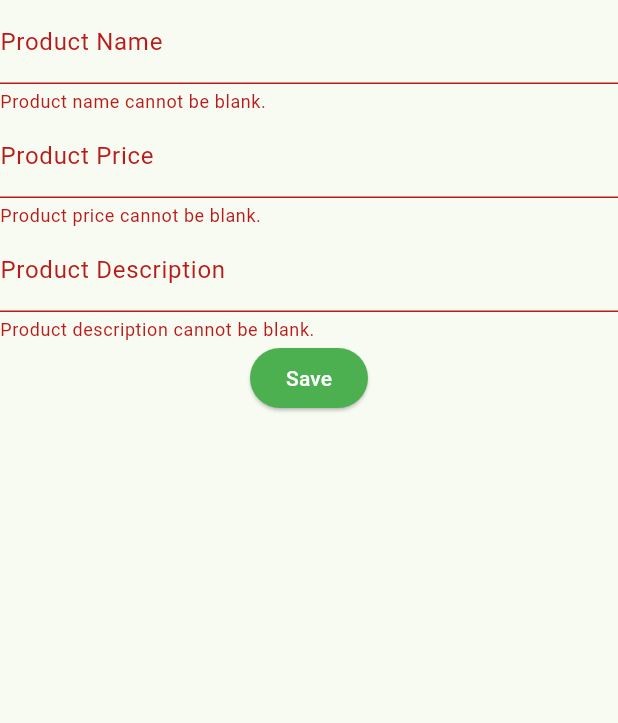
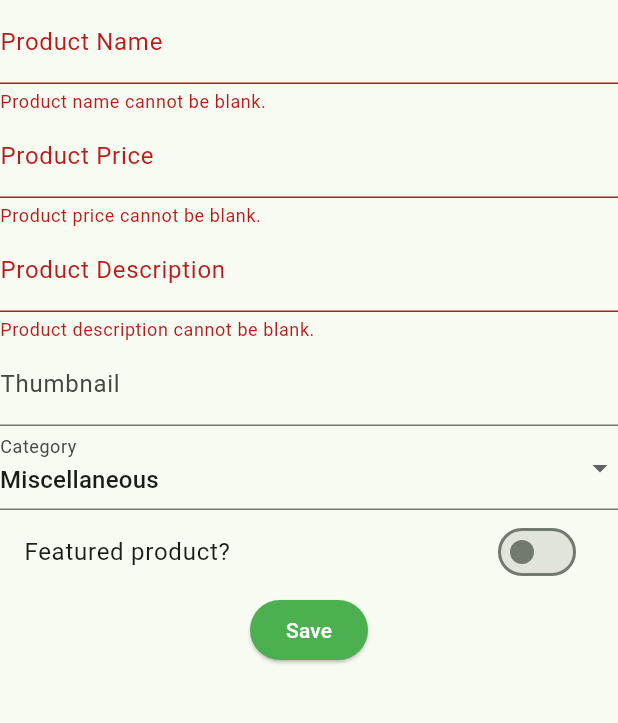
Before and after one commit to skrjmcdc/kartuhijau, a Flutter app: the ProductFormPage screen opened directly, after a tap on "Save", on a phone screen of 412 x 824 dp, the part 84-807 px from its top. Run offline on Flutter 3.47's test engine with Material 3 defaults, Android fonts, the light colour scheme and no system bars.

Commit message:
Add more fields to product form

```diff
--- a/lib/screens/product_form.dart
+++ b/lib/screens/product_form.dart
@@ -21,12 +21,12 @@ class _ProductFormPageState extends State<ProductFormPage> {
   String _category = "misc";
   bool _isFeatured = false;
 
-  final List<String> _categories = [
-    'consumable',
-    'equipment',
-    'tool',
-    'treasure',
-    'misc',
+  final List<(String, String)> _categories = [
+    ('consumable', "Consumables"),
+    ('equipment', "Equipments"),
+    ('tool', "Tools"),
+    ('treasure', "Artifacts"),
+    ('misc', "Miscellaneous"),
   ];
 
   @override
@@ -55,6 +55,9 @@ class _ProductFormPageState extends State<ProductFormPage> {
               validator: (String? value) {
                 if (value == null || value.isEmpty) {
                   return "Product name cannot be blank.";
+                }
+                if (value!.length > 255) {
+                  return "Product name is too long.";
                 }
                 return null;
               },
@@ -95,6 +98,43 @@ class _ProductFormPageState extends State<ProductFormPage> {
                 return null;
               },
             ),
+            // === Thumbnail ===
+            TextFormField(
+              decoration: InputDecoration(
+                hintText: "Enter the thumbnail link...",
+                labelText: "Thumbnail",
+              ),
+              validator: (String? value) {
+                if (value == null) {
+                  return "Thumbnail link cannot be null.";
+                }
+                return null;
+              },
+            ),
+            // === Category ===
+            DropdownButtonFormField<String>(
+              decoration: InputDecoration(
+                labelText: "Category",
+              ),
+              value: _category,
+              items: _categories
+                  .map((cat) => DropdownMenuItem(
+                        value: cat.$1,
+                        child: Text(cat.$2),
+                      ))
+                  .toList(),
+              onChanged: (String? value) {},
+            ),
+            // === Is Featured ===
+            SwitchListTile(
+              title: const Text("Featured product?"),
+              value: _isFeatured,
+              onChanged: (bool value) {
+                setState(() {
+                  _isFeatured = value;
+                });
+              },
+            ),
             // === Save Button ===
             Center(
               child: ElevatedButton(
--- a/lib/widgets/left_drawer.dart
+++ b/lib/widgets/left_drawer.dart
@@ -53,7 +53,7 @@ class LeftDrawer extends StatelessWidget {
             },
           ),
           ListTile(
-            leading: const Icon(Icons.post_add),
+            leading: const Icon(Icons.add_box),
             title: const Text('Create Product'),
             onTap: () {
               Navigator.pushReplacement(
```
